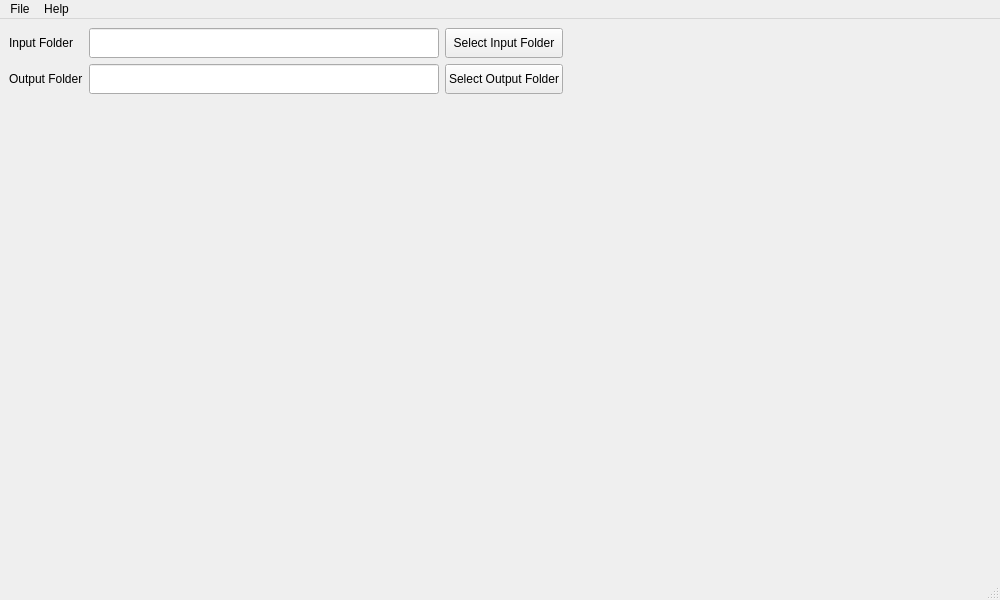
First picture: the form in Qt/widgets/mainwindow.ui, repository Glawster/sidecarEditor, before the edit.
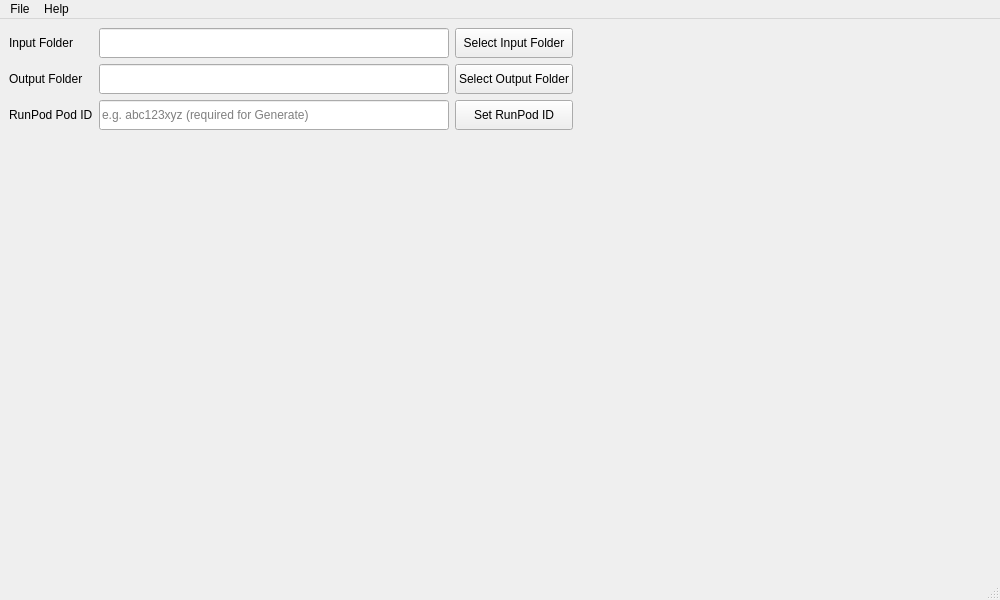
Second picture: the form after the edit. Icons and pictures are not drawn.

Commit message: add RunPod as primary remote ComfyUI target for Generate button

```diff
--- a/Qt/widgets/mainwindow.ui
+++ b/Qt/widgets/mainwindow.ui
@@ -133,6 +133,48 @@
           </property>
          </spacer>
         </item>
+        <item row="3" column="0">
+         <widget class="QLabel" name="lblRunpodPodId">
+          <property name="text">
+           <string>RunPod Pod ID</string>
+          </property>
+         </widget>
+        </item>
+        <item row="3" column="1">
+         <widget class="QLineEdit" name="txtRunpodPodId">
+          <property name="minimumSize">
+           <size>
+            <width>350</width>
+            <height>30</height>
+           </size>
+          </property>
+          <property name="maximumSize">
+           <size>
+            <width>350</width>
+            <height>16777215</height>
+           </size>
+          </property>
+          <property name="readOnly">
+           <bool>true</bool>
+          </property>
+          <property name="placeholderText">
+           <string>e.g. abc123xyz (required for Generate)</string>
+          </property>
+         </widget>
+        </item>
+        <item row="3" column="2">
+         <widget class="QPushButton" name="btnSetRunpodId">
+          <property name="minimumSize">
+           <size>
+            <width>0</width>
+            <height>30</height>
+           </size>
+          </property>
+          <property name="text">
+           <string>Set RunPod ID</string>
+          </property>
+         </widget>
+        </item>
        </layout>
       </widget>
      </item>
```
The commit also changes 3 other files.
